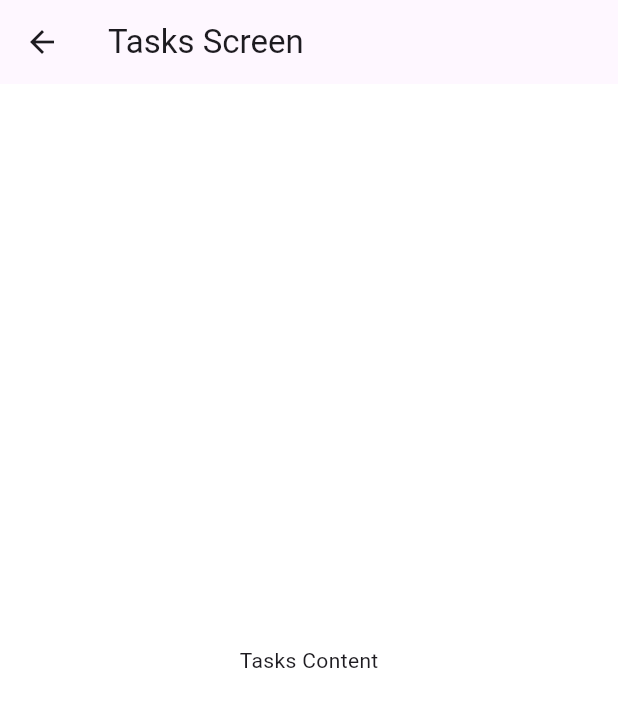
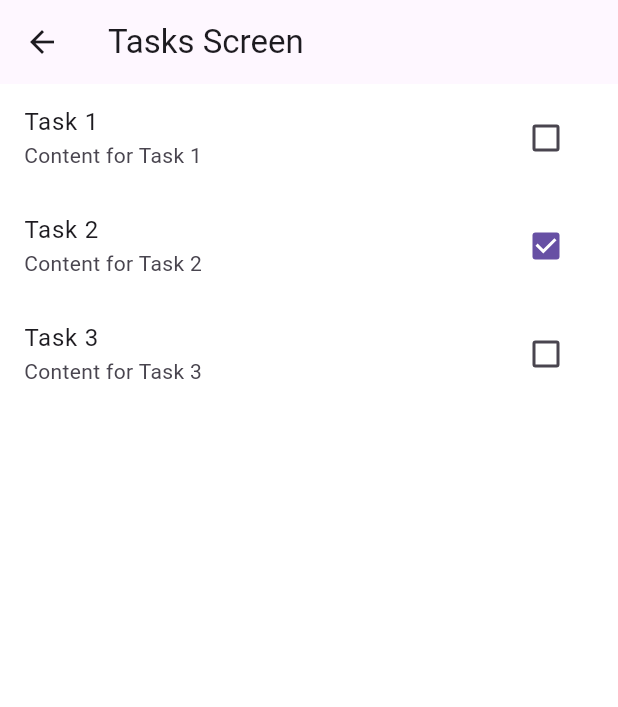
Before and after one commit to NeuronaBens/CalmbotMobile, a Flutter app: the TasksScreen screen opened directly, on a phone screen of 412 x 824 dp. Shown: the top 707 px of the screen. Run offline on Flutter 3.47's test engine with Material 3 defaults, Android fonts, the phone set to English and light mode, and no system bars; our stand-ins replace flutter_svg.

Commit message:
feat: tasks screen and notification fix

```diff
--- a/lib/Components/app_menu.dart
+++ b/lib/Components/app_menu.dart
@@ -3,6 +3,7 @@ import 'package:flutter/material.dart';
 import '../Screens/Chat/chat_screen.dart';
 import '../Screens/Favorites/favorites_screen.dart';
 import '../Screens/Notifications/notification_screen.dart';
+import '../Screens/Tasks/tasks_screen.dart';
 
 class DisplayableMenu extends StatelessWidget {
   const DisplayableMenu({super.key});
@@ -100,22 +101,6 @@ class DisplayableMenu extends StatelessWidget {
   }
 }
 
-class TasksScreen extends StatelessWidget {
-  const TasksScreen({Key? key}) : super(key: key);
-
-  @override
-  Widget build(BuildContext context) {
-    return Scaffold(
-      appBar: AppBar(
-        title: const Text('Tasks Screen'),
-      ),
-      body: const Center(
-        child: Text('Tasks Content'),
-      ),
-    );
-  }
-}
-
 class ConfigurationScreen extends StatelessWidget {
   const ConfigurationScreen({Key? key}) : super(key: key);
 
--- a/lib/Models/notification.dart
+++ b/lib/Models/notification.dart
@@ -1,11 +1,11 @@
-class Notification {
+class NotificationC {
   int id;
   String name;
   String content;
   DateTime dateSent;
   int adminId;
 
-  Notification(
+  NotificationC(
       {required this.id,
       required this.name,
       required this.content,
--- /dev/null
+++ b/lib/Screens/Tasks/tasks_screen.dart
@@ -0,0 +1,61 @@
+import 'package:flutter/material.dart';
+import '../../Models/student_task.dart';
+import '../../Models/task.dart';
+
+class TasksScreen extends StatefulWidget {
+  const TasksScreen({Key? key}) : super(key: key);
+
+  @override
+  // ignore: library_private_types_in_public_api
+  _TasksScreenState createState() => _TasksScreenState();
+}
+
+class _TasksScreenState extends State<TasksScreen> {
+  // Dummy data for demonstration purposes
+  List<Task> tasks = [
+    Task(id: 1, name: 'Task 1', content: 'Content for Task 1'),
+    Task(id: 2, name: 'Task 2', content: 'Content for Task 2'),
+    Task(id: 3, name: 'Task 3', content: 'Content for Task 3'),
+  ];
+
+  List<StudentTask> studentTasks = [
+    StudentTask(id: 1, completed: false, studentId: 1, taskId: 1),
+    StudentTask(id: 2, completed: true, studentId: 1, taskId: 2),
+    StudentTask(id: 3, completed: false, studentId: 1, taskId: 3),
+  ];
+
+  @override
+  Widget build(BuildContext context) {
+    return Scaffold(
+      appBar: AppBar(
+        title: const Text('Tasks Screen'),
+      ),
+      body: Column(
+        children: [
+          Expanded(
+            child: ListView.builder(
+              itemCount: tasks.length,
+              itemBuilder: (context, index) {
+                final task = tasks[index];
+                final studentTask =
+                    studentTasks.firstWhere((st) => st.taskId == task.id);
+                return ListTile(
+                  title: Text(task.name),
+                  subtitle: Text(task.content),
+                  trailing: Checkbox(
+                    value: studentTask.completed,
+                    onChanged: (value) {
+                      setState(() {
+                        studentTask.completed = value!;
+                      });
+                    },
+                  ),
+                );
+              },
+            ),
+          ),
+        ],
+      ),
+    );
+  }
+}
```
